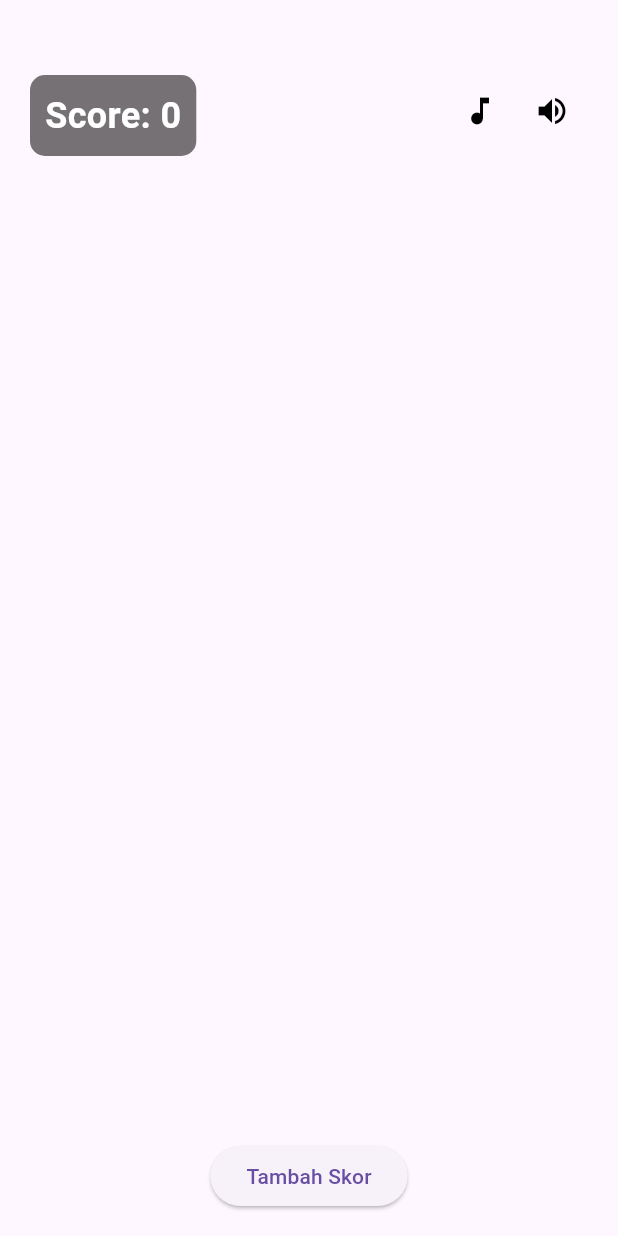
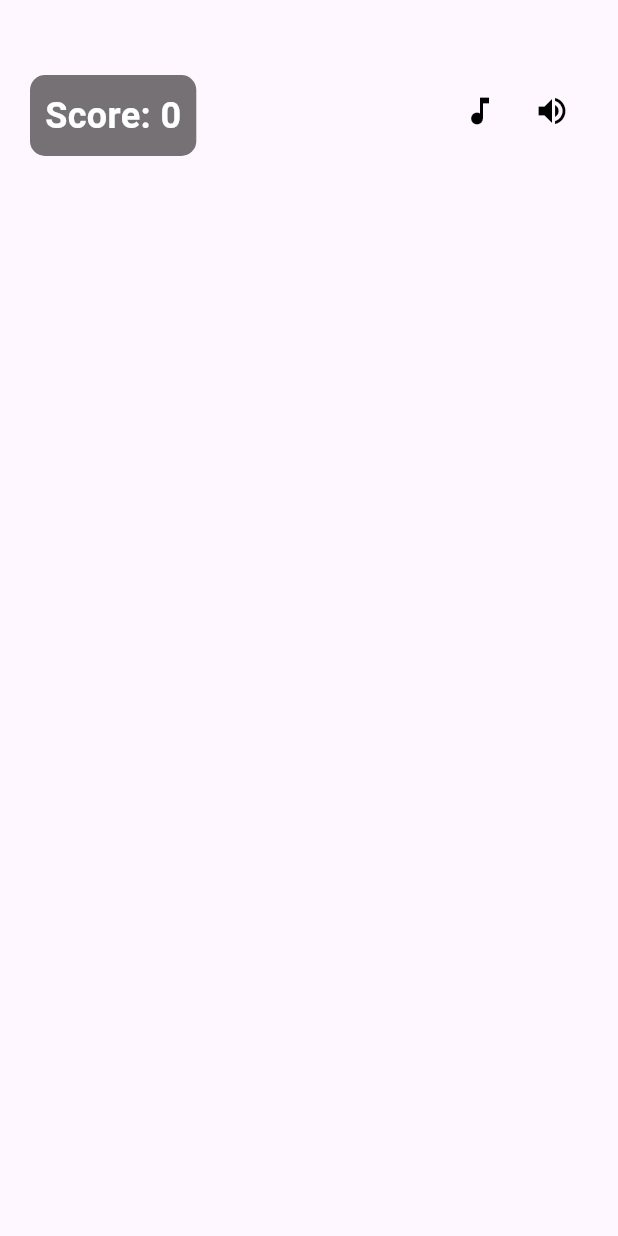
Before and after one commit to AbdillahFajar/flutter_game, a Flutter app: the screen it shows after launch, on a phone screen of 412 x 824 dp. Run offline on Flutter 3.47's test engine with Material 3 defaults, Android fonts, the light colour scheme and no system bars.

Commit message:
menghapus wrapper Expanded dan Column yang secara langsung juga menghapus tombol penambah skor otomatis tadi

```diff
--- a/lib/game_screen.dart
+++ b/lib/game_screen.dart
@@ -18,10 +18,7 @@ class _GameScreenState extends State<GameScreen> {
   @override
   Widget build(BuildContext context) {
     return Scaffold(
-      body: Column(
-        children: [
-          Expanded(
-            child: Stack(
+      body: Stack(
         children: [
           Positioned(
             top: 50,
@@ -69,20 +66,6 @@ class _GameScreenState extends State<GameScreen> {
           ),
         ],
       ),
-          ),
-
-          //Tombol tambah skor dinamis, yaitu ketika diklik, skornya akan bertambah
-          Padding(
-            padding: const EdgeInsets.all(16),
-            child: ElevatedButton(
-              onPressed: () {
-                counter.value ++;
-              },
-              child: const Text('Tambah Skor'),
-            ),
-          )
-        ],
-      ),
     );
   }
 }
```
Lines whose indentation alone changed are shown as unchanged.
